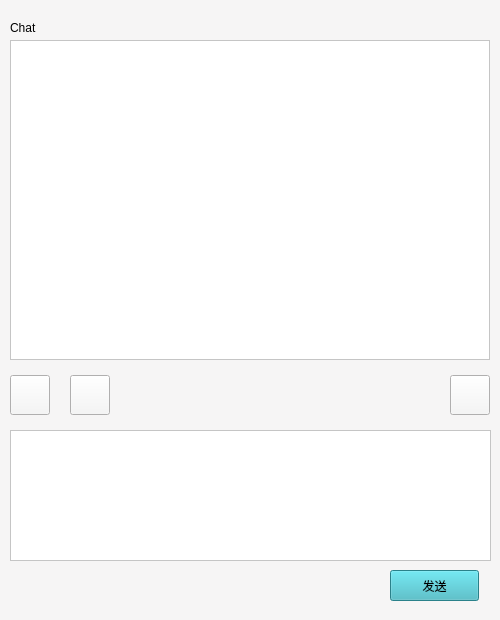
The window that client/ui/chatwindow.ui (pechpo/What-s-up) describes before a commit, drawn with Qt 5.
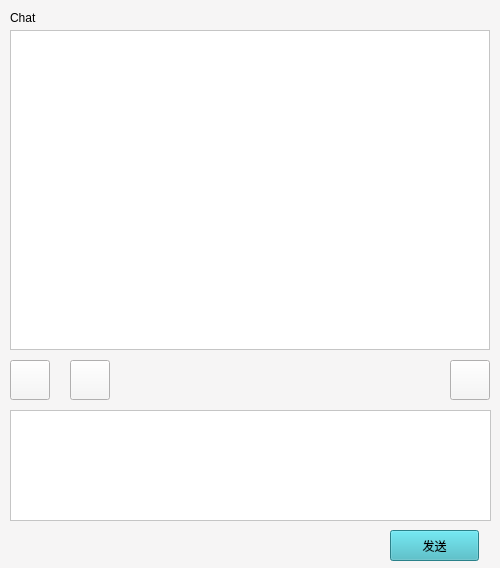
The same window after the commit. Icons and pictures are not drawn.

```diff
--- a/client/ui/chatwindow.ui
+++ b/client/ui/chatwindow.ui
@@ -7,7 +7,7 @@
     <x>0</x>
     <y>0</y>
     <width>500</width>
-    <height>620</height>
+    <height>568</height>
    </rect>
   </property>
   <property name="windowTitle">
@@ -20,7 +20,7 @@
    <property name="geometry">
     <rect>
      <x>10</x>
-     <y>40</y>
+     <y>30</y>
      <width>480</width>
      <height>320</height>
     </rect>
@@ -34,9 +34,9 @@
    <property name="geometry">
     <rect>
      <x>10</x>
-     <y>430</y>
+     <y>410</y>
      <width>481</width>
-     <height>131</height>
+     <height>111</height>
     </rect>
    </property>
    <property name="styleSheet">
@@ -47,7 +47,7 @@
    <property name="geometry">
     <rect>
      <x>390</x>
-     <y>570</y>
+     <y>530</y>
      <width>89</width>
      <height>31</height>
     </rect>
@@ -63,7 +63,7 @@
    <property name="geometry">
     <rect>
      <x>10</x>
-     <y>20</y>
+     <y>10</y>
      <width>241</width>
      <height>16</height>
     </rect>
@@ -76,7 +76,7 @@
    <property name="geometry">
     <rect>
      <x>10</x>
-     <y>375</y>
+     <y>360</y>
      <width>40</width>
      <height>40</height>
     </rect>
@@ -92,7 +92,7 @@
    <property name="geometry">
     <rect>
      <x>70</x>
-     <y>375</y>
+     <y>360</y>
      <width>40</width>
      <height>40</height>
     </rect>
@@ -108,7 +108,7 @@
    <property name="geometry">
     <rect>
      <x>450</x>
-     <y>375</y>
+     <y>360</y>
      <width>40</width>
      <height>40</height>
     </rect>
```
